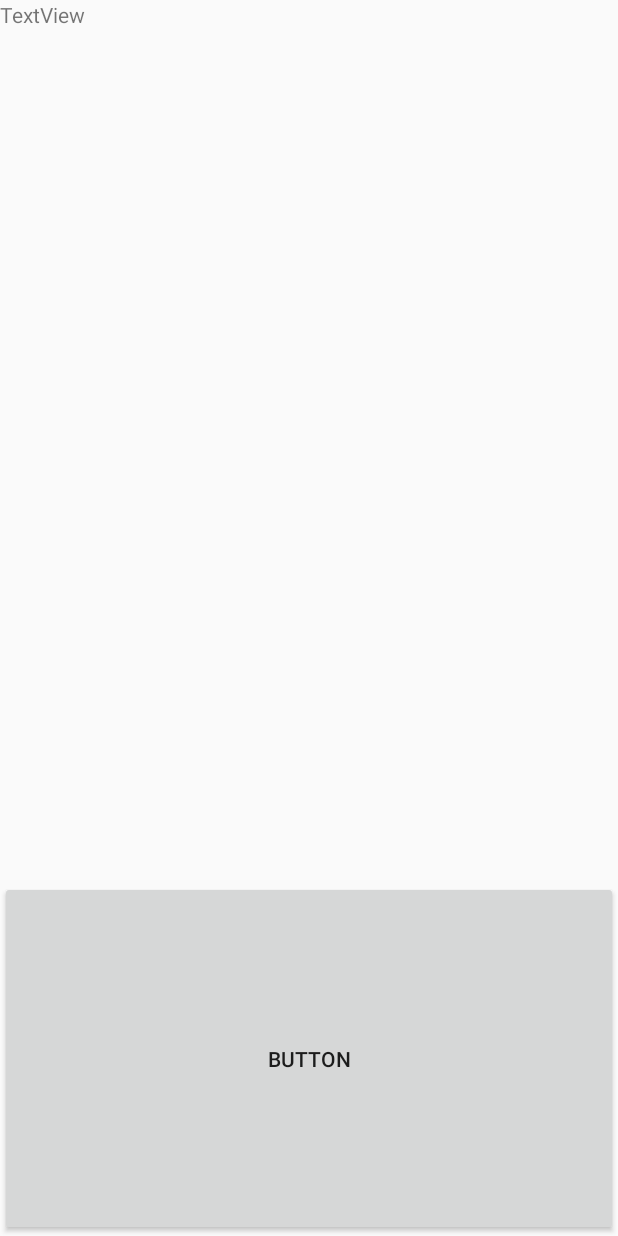
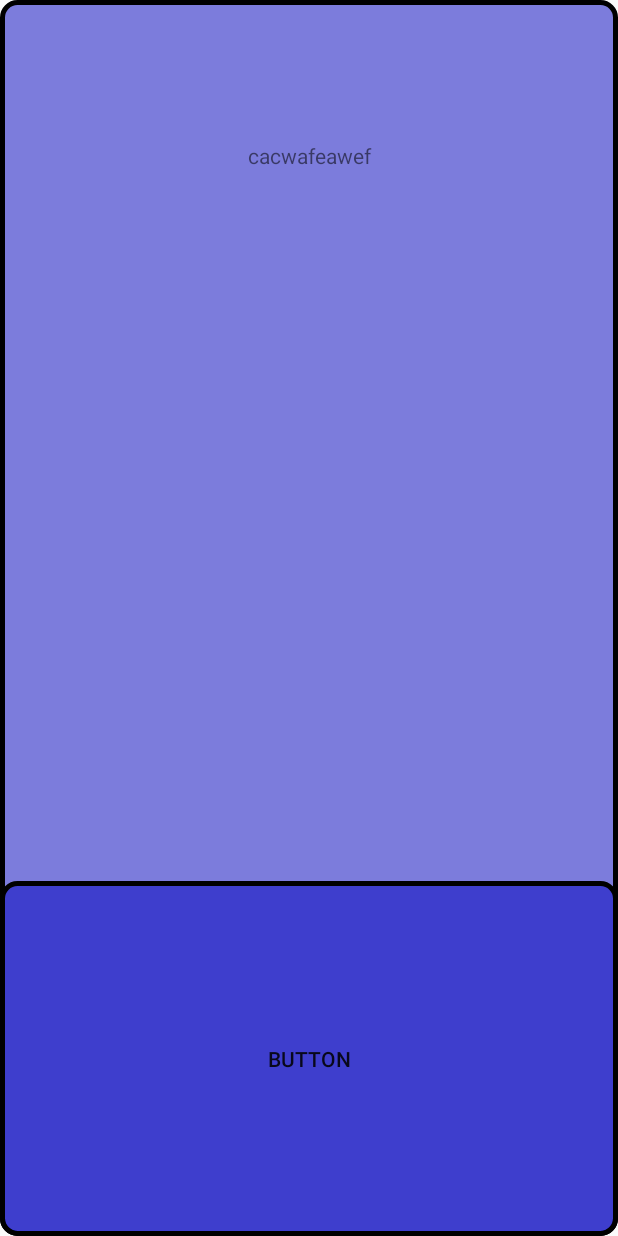
Before and after one commit to AustinVaday/CS130, an Android app: the layout popup.xml on its own in the app's theme, with its tools: preview values and no code run, on a phone screen of 412 x 824 dp. Run offline under Robolectric (Android 15) with nearby library versions, the light colour scheme and no system bars.

Commit message:
added popup window

```diff
--- /dev/null
+++ b/LunchMeet/app/src/main/res/drawable/rounded.xml
@@ -0,0 +1,13 @@
+<shape xmlns:android="http://schemas.android.com/apk/res/android"
+    android:shape="rectangle">
+    <corners
+        android:topLeftRadius="10dp"
+        android:topRightRadius="10dp"
+        android:bottomRightRadius="10dp"
+        android:bottomLeftRadius="10dp" />
+    <stroke
+        android:width="3dp"
+        android:color="@android:color/background_dark" />
+    <solid
+        android:color="#800000c0"/>
+</shape>
--- a/LunchMeet/app/src/main/res/layout/popup.xml
+++ b/LunchMeet/app/src/main/res/layout/popup.xml
@@ -2,21 +2,24 @@
 <LinearLayout xmlns:android="http://schemas.android.com/apk/res/android"
     android:orientation="vertical" android:layout_width="match_parent"
     android:layout_height="match_parent"
+    android:background="@drawable/rounded"
     android:weightSum="4">
 
     <TextView
         android:id="@+id/textView"
         android:layout_width="match_parent"
+        android:gravity="center"
         android:layout_height="wrap_content"
         android:layout_weight="1"
         android:layout_marginBottom=".25dp"
-        android:text="TextView" />
+        android:text="cacwafeawef" />
 
     <LinearLayout
         android:layout_width="match_parent"
         android:layout_height="wrap_content"
         android:layout_weight="2"
         android:layout_marginBottom=".25dp"
+
         android:layout_marginTop=".25dp"
         android:orientation="horizontal">
 
@@ -25,8 +28,11 @@
     <Button
         android:id="@+id/button2"
         android:layout_width="match_parent"
+        android:background="@drawable/rounded"
+
         android:layout_height="wrap_content"
         android:layout_weight="1"
+
         android:layout_marginTop=".25dp"
         android:text="Button" />
 
```
Also changed, not shown: LunchMeet/app/src/main/java/com/example/lunchmeet/lunchmeet/MapsActivity.java (+17 -1 lines).
